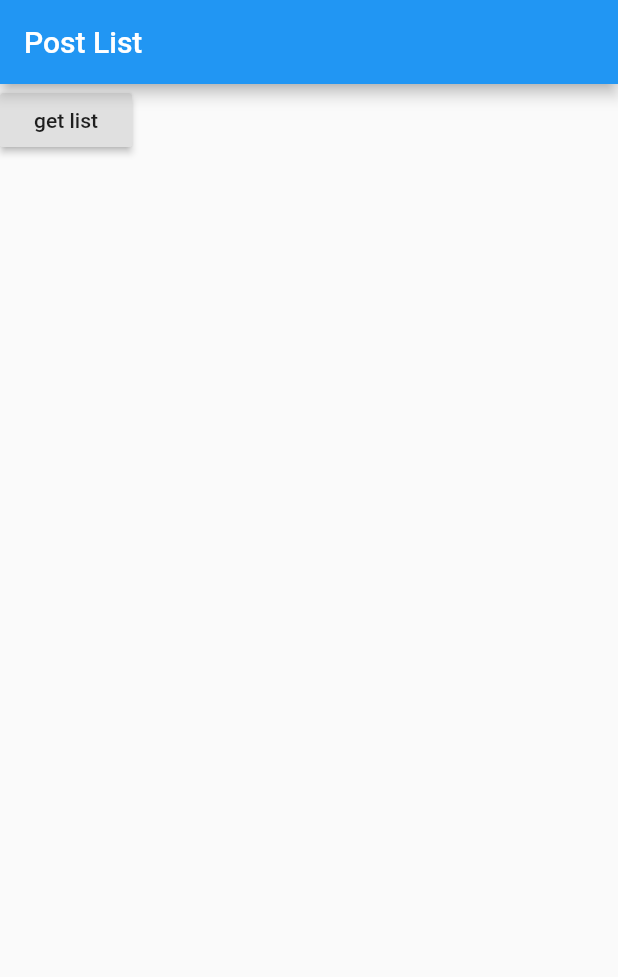
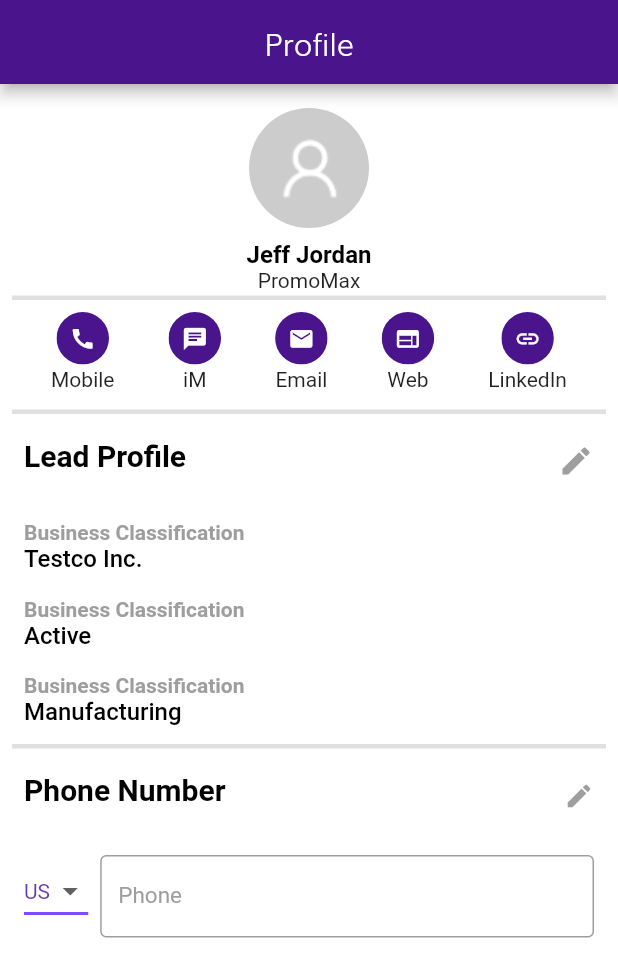
Before and after one commit to navllgs/sample-flutter, a Flutter app: the screen it shows after launch, on a phone screen of 412 x 824 dp. Shown: the top 977 px of the screen. Run offline on Flutter 3.47's test engine with Material 2 defaults, Android fonts, the phone set to English and light mode, and no system bars.

Commit message:
implement profile screen

```diff
--- a/lib/routes.dart
+++ b/lib/routes.dart
@@ -3,9 +3,12 @@ import 'package:flutter/material.dart';
 import './screens/location_detail_screen.dart';
 import './screens/location_list_screen.dart';
 import './screens/post_list_screen.dart';
-const PostListRoute = '/';
+import './screens/profile_screen.dart';
+
+const PostListRoute = '/profile';
 const LocationsDetailRoute = '/location_detail';
 const LocationsRoute = '/location_list';
+const ProfileRoute = '/';
 
 class Routes {
   static RouteFactory routes() {
@@ -22,6 +25,9 @@ class Routes {
         case PostListRoute:
           screen = PostList();
           break;
+        case ProfileRoute:
+          screen = Profile();
+          break;
         default:
         return null;
       }
--- a/lib/screens/location_detail_screen.dart
+++ b/lib/screens/location_detail_screen.dart
@@ -11,7 +11,7 @@ class LocationDetail extends StatelessWidget {
   Widget build(BuildContext context) {
     return Scaffold(
         backgroundColor: Colors.grey[200],
-        appBar: Styles.AppBarDefault(this.location.name),
+        appBar: Styles.appBarDefault(this.location.name),
         body: SingleChildScrollView(
           child: Container(
             margin: EdgeInsets.all(8),
--- a/lib/screens/location_list_screen.dart
+++ b/lib/screens/location_list_screen.dart
@@ -15,14 +15,14 @@ class LocationList extends StatelessWidget {
   Widget build(BuildContext context) {
     return Scaffold(
       backgroundColor: Colors.white,
-      appBar: Styles.AppBarDefault("Locations"),
+      appBar: Styles.appBarDefault("Locations"),
       body: Column(children: [
         Expanded(
           child: ListView.builder(
             itemCount: this.locations.length,
             itemBuilder: (context, index) {
-              return Text(this.locations[index].name);
-              // _listItemBuilder(context, this.locations[index]);
+              // return Text(this.locations[index].name);
+              return _listItemBuilder(context, this.locations[index]);
             },
           ),
         )
--- /dev/null
+++ b/lib/screens/profile_screen.dart
@@ -0,0 +1,344 @@
+import 'package:flutter/material.dart';
+import '../styles.dart';
+import 'package:flutter/services.dart';
+
+class Profile extends StatefulWidget {
+  @override
+  _ProfileState createState() => _ProfileState();
+}
+
+class _ProfileState extends State<Profile> {
+  Future<bool> showPop() {
+    return showDialog(
+      context: context,
+      builder: (context) => AlertDialog(
+        title: Text('Are you sure you want to exit?'),
+        actions: <Widget>[
+          FlatButton(
+            child: Text("No"),
+            onPressed: () => Navigator.pop((context), false),
+          ),
+          RaisedButton(
+            child: Text("Yes"),
+            textColor: Colors.white,
+            onPressed: () => Navigator.pop((context), true),
+          )
+        ],
+      ),
+    );
+  }
+
+  @override
+  Widget build(BuildContext context) {
+    SystemChannels.textInput.invokeMethod('TextInput.hide');
+    return WillPopScope(
+      onWillPop: showPop,
+      child: Scaffold(
+        backgroundColor: Colors.white,
+        appBar: Styles.appBarDefault("Profile"),
+        body: SingleChildScrollView(
+          child: Padding(
+            padding: const EdgeInsets.all(8.0),
+            child: Container(
+              width: double.infinity,
+              child: Column(
+                  mainAxisAlignment: MainAxisAlignment.start,
+                  crossAxisAlignment: CrossAxisAlignment.center,
+                  children: [
+                    ProfileImage(),
+                    ProfileDetails(),
+                    ProfileHolder(
+                      Row(
+                        mainAxisAlignment: MainAxisAlignment.spaceAround,
+                        children: <Widget>[
+                          ContactButton(Icons.call, "Mobile"),
+                          ContactButton(Icons.chat, "iM"),
+                          ContactButton(Icons.email, "Email"),
+                          ContactButton(Icons.web, "Web"),
+                          ContactButton(Icons.link, "LinkedIn"),
+                        ],
+                      ),
+                    ),
+                    ProfileHolder(Section2()),
+                    ProfileHolder(Section3()),
+                  ]),
+            ),
+          ),
+        ),
+      ),
+    );
+  }
+}
+
+class ProfileHolder extends StatelessWidget {
+  final Widget child;
+
+  ProfileHolder(this.child);
+
+  @override
+  Widget build(BuildContext context) {
+    return Container(
+      margin: EdgeInsets.symmetric(vertical: 2),
+      padding: EdgeInsets.symmetric(vertical: 8, horizontal: 8),
+      decoration: BoxDecoration(
+        border: Border(
+          top: BorderSide(color: Colors.grey[300], width: 3.0),
+          // bottom: BorderSide(color: Colors.grey[300], width: 3.0),
+        ),
+      ),
+      child: child,
+    );
+  }
+}
+
+class ProfileImage extends StatefulWidget {
+  @override
+  _ProfileImageState createState() => _ProfileImageState();
+}
+
+class _ProfileImageState extends State<ProfileImage> {
+  @override
+  Widget build(BuildContext context) {
+    return Container(
+      margin: EdgeInsets.all(8),
+      child: ClipRRect(
+        borderRadius: BorderRadius.all(Radius.circular(80.0)),
+        child: Container(
+          margin: EdgeInsets.only(right: 0),
+          child: Image.asset('assets/images/person.png',
+              width: 80, height: 80, fit: BoxFit.fill),
+        ),
+      ),
+    );
+  }
+}
+
+class ProfileDetails extends StatefulWidget {
+  @override
+  _ProfileDetailsState createState() => _ProfileDetailsState();
+}
+
+class _ProfileDetailsState extends State<ProfileDetails> {
+  @override
+  Widget build(BuildContext context) {
+    return Container(
+      child: Column(
+        crossAxisAlignment: CrossAxisAlignment.center,
+        children: [
+          Text(
+            'Jeff Jordan',
+            textAlign: TextAlign.center,
+            style: TextStyle(
+                fontWeight: FontWeight.bold, color: Colors.black, fontSize: 16
+                // backgroundColor: Colors.red
+                ),
+          ),
+          Text(
+            'PromoMax',
+            textAlign: TextAlign.center,
+          ),
+          // Text('Member since: Invalid date', textAlign: TextAlign.left),
+          // Text('Market: Out of Town', textAlign: TextAlign.left)
+        ],
+      ),
+    );
+  }
+}
+
+class ContactButton extends StatelessWidget {
+  final IconData icon;
+  final String text;
+
+  ContactButton(this.icon, this.text);
+
+  @override
+  Widget build(BuildContext context) {
+    return Container(
+      margin: EdgeInsets.only(bottom: 0),
+      child: Column(
+        children: [
+          Padding(
+            padding: const EdgeInsets.only(bottom: 2),
+            child: ClipRRect(
+              borderRadius: BorderRadius.all(Radius.circular(40.0)),
+              child: Container(
+                height: 35,
+                width: 35,
+                color: Colors.purple[900],
+                child: IconButton(
+                  color: Colors.white,
+                  icon: Icon(icon),
+                  iconSize: 35/2,
+                  // tooltip: 'Increase volume by 10',
+                  onPressed: () {},
+                ),
+              ),
+              // Container(
+              //   child: Image.asset('assets/images/person.png',
+              //       width: 40, height: 40, fit: BoxFit.fill),
+              // ),
+            ),
+          ),
+          Text(text)
+        ],
+      ),
+    );
+  }
+}
+
+class Section3 extends StatefulWidget {
+  @override
+  _Section3State createState() => _Section3State();
+}
+
+class _Section3State extends State<Section3> {
+  String dropdownValue = 'US';
+
+  @override
+  Widget build(BuildContext context) {
+    return Container(
+      width: double.maxFinite,
+      child: Column(
+        mainAxisAlignment: MainAxisAlignment.start,
+        crossAxisAlignment: CrossAxisAlignment.start,
+        children: <Widget>[
+          Row(
+            children: <Widget>[
+              titleLabel('Phone Number'),
+              Spacer(),
+              Icon(
+                Icons.edit,
+                color: Colors.grey,
+                size: 20.0,
+              ),
+            ],
+          ),
+          Padding(
+            padding: const EdgeInsets.only(top: 16.0),
+            child: Row(
+              mainAxisAlignment: MainAxisAlignment.start,
+              crossAxisAlignment: CrossAxisAlignment.start,
+              children: <Widget>[
+                Padding(
+                  padding: const EdgeInsets.only(right: 8.0),
+                  child: DropdownButton<String>(
+                    value: dropdownValue,
+                    icon: Icon(Icons.arrow_drop_down),
+                    iconSize: 24,
+                    elevation: 16,
+                    style: TextStyle(color: Colors.deepPurple),
+                    underline: Container(
+                      height: 2,
+                      color: Colors.deepPurpleAccent,
+                    ),
+                    onChanged: (String newValue) {
+                      setState(() {
+                        dropdownValue = newValue;
+                      });
+                    },
+                    items: <String>['US', 'PH']
+                        .map<DropdownMenuItem<String>>((String value) {
+                      return DropdownMenuItem<String>(
+                        value: value,
+                        child: Text(value),
+                      );
+                    }).toList(),
+                  ),
+                ),
+                Container(
+                  child: new Expanded(
+                    child: TextField(
+                      keyboardType: TextInputType.number,
+                      cursorColor: Color(0xFFF7C759),
+                      decoration: InputDecoration(
+                          labelStyle: TextStyle(color: Colors.grey),
+                          labelText: "Phone",
+                          focusColor: Color(0xFFF7C759),
+                          border: OutlineInputBorder(),
+                          focusedBorder: OutlineInputBorder(
+                            borderSide: const BorderSide(
+                                color: Color(0xFFF7C759), width: 2.0),
+                          )),
+                      style: TextStyle(
+                        fontSize: 15,
+                        height: 1,
+                      ),
+                    ),
+                  ),
+                ),
+              ],
+            ),
+          ),
+        ],
+      ),
+    );
+  }
+}
+
+class Section2 extends StatelessWidget {
+  @override
+  Widget build(BuildContext context) {
+    return Container(
+      width: double.infinity,
+      child: Column(
+        mainAxisAlignment: MainAxisAlignment.start,
+        crossAxisAlignment: CrossAxisAlignment.start,
+        children: <Widget>[
+          Row(
+            children: <Widget>[
+              titleLabel("Lead Profile"),
+              Spacer(),
+              Icon(
+                Icons.edit,
+                color: Colors.grey,
+                size: 24.0,
+              ),
+            ],
+          ),
+          textLabel('Company'),
+          textLabelResult('Testco Inc.'),
+          textLabel('Status'),
+          textLabelResult('Active'),
+          textLabel('Business Classification'),
+          textLabelResult('Manufacturing'),
+        ],
+      ),
+    );
+  }
+}
+
+Widget titleLabel(text) {
+  return Padding(
+    padding: const EdgeInsets.only(bottom: 16.0, top: 8.0),
+    child: Text(
+      text,
+      style: TextStyle(
+          fontWeight: FontWeight.bold, color: Colors.black, fontSize: 20
+          // backgroundColor: Colors.red
+          ),
+    ),
+  );
+}
+
+Widget textLabelResult(text) {
+  return Text(
+    text,
+    style: TextStyle(
+        fontSize: 16, color: Colors.black, fontWeight: FontWeight.w500),
+  );
+}
+
+Widget textLabel(text) {
+  return Padding(
+    padding: const EdgeInsets.only(top: 16.0),
+    child: Text(
+      'Business Classification',
+      style: TextStyle(
+        fontWeight: FontWeight.bold,
+        color: Colors.grey,
+        fontSize: 14,
+        // backgroundColor: Colors.red,
+      ),
+    ),
+  );
+}
--- a/lib/styles.dart
+++ b/lib/styles.dart
@@ -25,12 +25,22 @@ class Styles {
     return Color(int.parse(code.substring(0, 6), radix: 16) + 0xFF000000);
   }
 
-  static Widget AppBarDefault(String text) {
+  static Widget appBarDefault(String text) {
     return AppBar(
       title: Text(
         text,
         style: Styles.navBarTitleStyle,
       ),
+      centerTitle: true,
+      backgroundColor: Colors.purple[900],
+      // actions: <Widget>[
+      //   Row(
+      //     children: <Widget>[
+      //       Text('nice'),
+      //       Text('data'),
+      //     ],
+      //   )
+      // ],
     );
   }
 }
--- a/pubspec.yaml
+++ b/pubspec.yaml
@@ -42,8 +42,8 @@ flutter:
   uses-material-design: true
 
   # To add assets to your application, add an assets section, like this:
-  # assets:
-  #  - images/a_dot_burr.jpeg
+  assets:
+    - assets/images/person.png
   #  - images/a_dot_ham.jpeg
 
   # An image asset can refer to one or more resolution-specific "variants", see
```
Also changed, not shown: assets/images/person.png (added).
